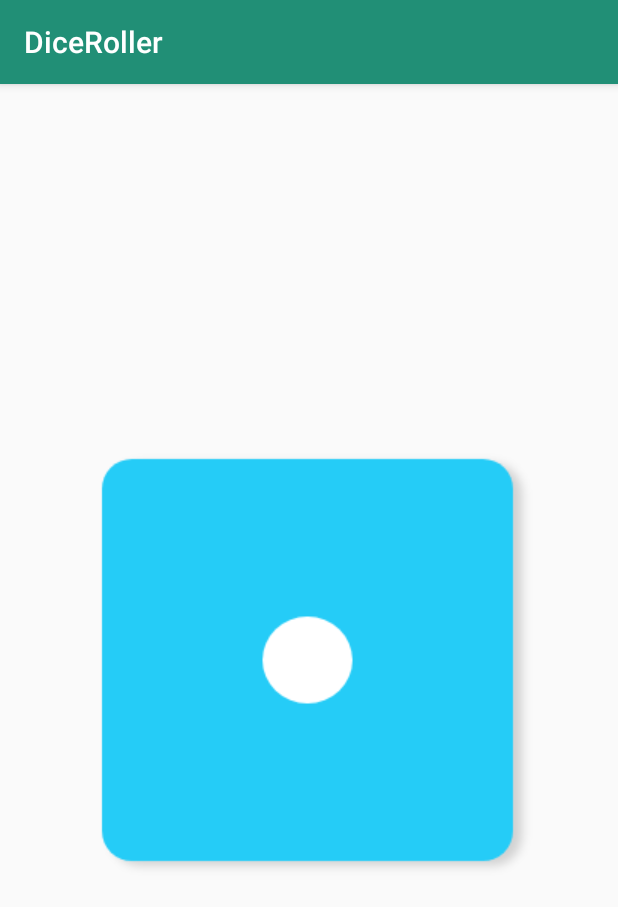
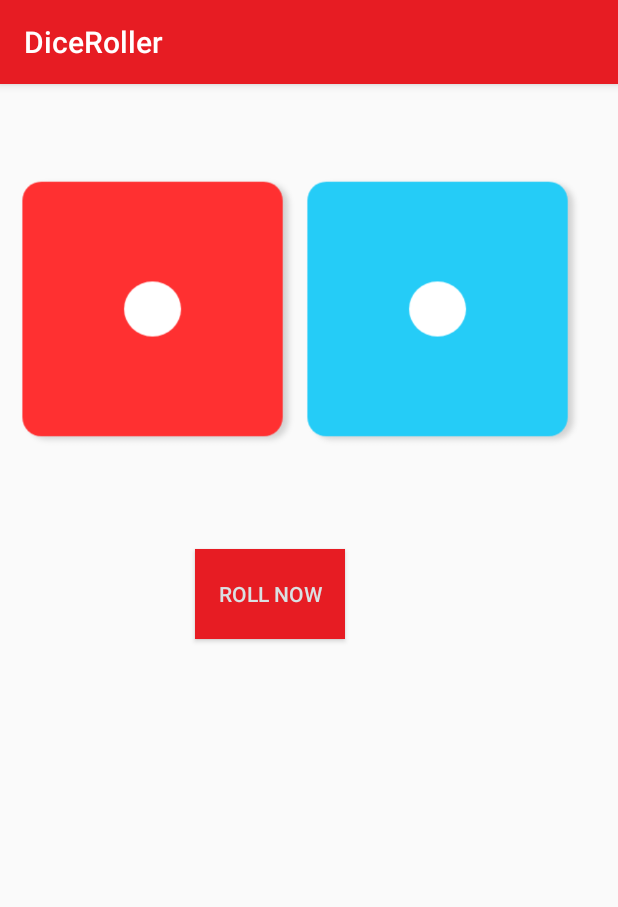
Before and after one commit to SSBsoren/DiceRoller, an Android app: the screen it shows after launch (MainActivity), on a phone screen of 412 x 824 dp. Shown: the top 907 px of the screen. Run offline under Robolectric (Android 15) with nearby library versions, the phone set to English and light mode, and no system bars.

Commit message:
done!! with two dice in layout.

```diff
--- a/app/src/main/res/layout/activity_main.xml
+++ b/app/src/main/res/layout/activity_main.xml
@@ -1,19 +1,41 @@
 <?xml version="1.0" encoding="utf-8"?>
-<android.support.constraint.ConstraintLayout xmlns:android="http://schemas.android.com/apk/res/android"
+<RelativeLayout
+    xmlns:android="http://schemas.android.com/apk/res/android"
     xmlns:app="http://schemas.android.com/apk/res-auto"
     xmlns:tools="http://schemas.android.com/tools"
     android:layout_width="match_parent"
     android:layout_height="match_parent"
     tools:context=".MainActivity">
 
-    <ImageView
-        android:id="@+id/imageView"
-        android:layout_width="wrap_content"
+    <LinearLayout
+        android:layout_width="match_parent"
         android:layout_height="wrap_content"
-        app:layout_constraintBottom_toBottomOf="parent"
-        app:layout_constraintEnd_toEndOf="parent"
-        app:layout_constraintHorizontal_bias="0.5"
-        app:layout_constraintStart_toStartOf="parent"
-        app:layout_constraintTop_toTopOf="parent"
-        app:srcCompat="@drawable/diceone" />
-</android.support.constraint.ConstraintLayout>
+        android:layout_marginLeft="7dp"
+
+        android:orientation="horizontal">
+        <ImageView
+            android:id="@+id/imgv_dice_l"
+            android:layout_width="190dp"
+            android:layout_height="wrap_content"
+            app:srcCompat="@drawable/dice1" />
+        <ImageView
+            android:id="@+id/imgv_dice_r"
+            android:layout_width="190dp"
+            android:layout_height="wrap_content"
+            app:srcCompat="@drawable/diceone" />
+
+    </LinearLayout>
+
+    <Button
+        android:layout_width="100dp"
+        android:layout_height="60dp"
+        android:layout_marginTop="310dp"
+        android:layout_marginLeft="130dp"
+        android:text="Roll now"
+        android:onClick="RollingFunction"
+        android:textColor="#DAE0E2"
+        android:background="#E71C23"/>
+
+
+
+</RelativeLayout>
--- a/app/src/main/res/values/colors.xml
+++ b/app/src/main/res/values/colors.xml
@@ -1,6 +1,6 @@
 <?xml version="1.0" encoding="utf-8"?>
 <resources>
-    <color name="colorPrimary">#218F76</color>
-    <color name="colorPrimaryDark">#10A881</color>
+    <color name="colorPrimary">#E71C23</color>
+    <color name="colorPrimaryDark">#E84342</color>
     <color name="colorAccent">#D81B60</color>
 </resources>
```
Also changed, not shown: app/src/main/java/com/soren/sagen/diceroller/MainActivity.java (+52 -15 lines), app/src/main/res/drawable-v24/dice1.png (added), app/src/main/res/drawable-v24/dice2.png (added), app/src/main/res/drawable-v24/dice3.png (added), app/src/main/res/drawable-v24/dice4.png (added), app/src/main/res/drawable-v24/dice5.png (added), app/src/main/res/drawable-v24/dice6.png (added).
